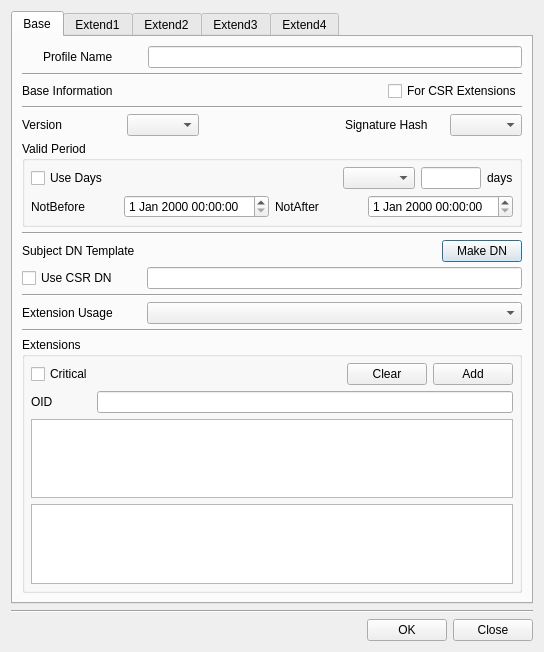
Before: the Qt Designer form CertMan/make_cert_profile_dlg.ui in jykim74/CertMan, drawn with Qt 5.
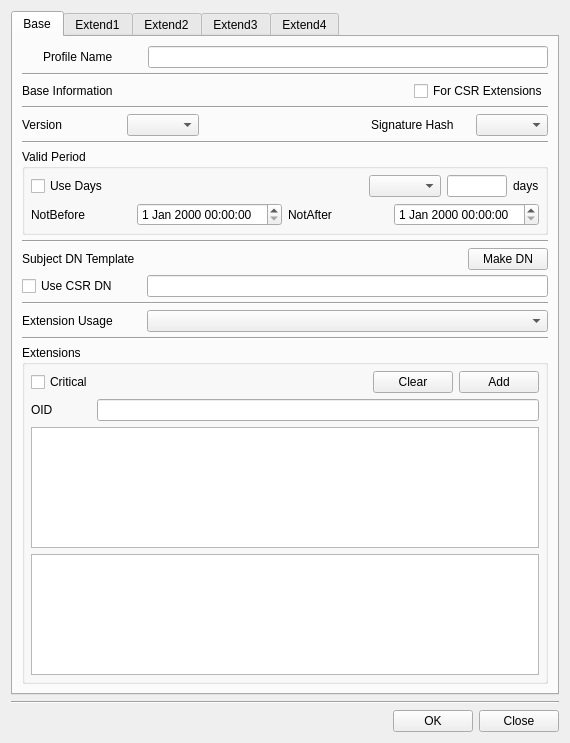
After: the same form once the commit is applied. Icons and pictures are not drawn.

```diff
--- a/CertMan/make_cert_profile_dlg.ui
+++ b/CertMan/make_cert_profile_dlg.ui
@@ -6,8 +6,8 @@
    <rect>
     <x>0</x>
     <y>0</y>
-    <width>542</width>
-    <height>652</height>
+    <width>570</width>
+    <height>743</height>
    </rect>
   </property>
   <property name="windowTitle">
@@ -27,20 +27,265 @@
        <property name="spacing">
         <number>5</number>
        </property>
-       <item row="6" column="0">
-        <widget class="Line" name="line_12">
-         <property name="orientation">
-          <enum>Qt::Horizontal</enum>
-         </property>
-        </widget>
-       </item>
-       <item row="10" column="0">
+       <item row="11" column="0">
         <widget class="Line" name="line_13">
          <property name="orientation">
           <enum>Qt::Horizontal</enum>
          </property>
         </widget>
        </item>
+       <item row="0" column="0">
+        <layout class="QGridLayout" name="gridLayout_6">
+         <item row="0" column="2">
+          <widget class="QLineEdit" name="mNameText"/>
+         </item>
+         <item row="0" column="1">
+          <widget class="QLabel" name="label">
+           <property name="minimumSize">
+            <size>
+             <width>100</width>
+             <height>0</height>
+            </size>
+           </property>
+           <property name="maximumSize">
+            <size>
+             <width>100</width>
+             <height>16777215</height>
+            </size>
+           </property>
+           <property name="text">
+            <string>Profile Name</string>
+           </property>
+          </widget>
+         </item>
+         <item row="0" column="0">
+          <widget class="QPushButton" name="pushButton">
+           <property name="minimumSize">
+            <size>
+             <width>16</width>
+             <height>0</height>
+            </size>
+           </property>
+           <property name="maximumSize">
+            <size>
+             <width>16</width>
+             <height>16777215</height>
+            </size>
+           </property>
+           <property name="text">
+            <string/>
+           </property>
+           <property name="icon">
+            <iconset resource="certman.qrc">
+             <normaloff>:/images/cert_profile.png</normaloff>:/images/cert_profile.png</iconset>
+           </property>
+           <property name="flat">
+            <bool>true</bool>
+           </property>
+          </widget>
+         </item>
+        </layout>
+       </item>
+       <item row="10" column="0">
+        <layout class="QGridLayout" name="gridLayout_11">
+         <property name="topMargin">
+          <number>0</number>
+         </property>
+         <item row="0" column="0">
+          <widget class="QCheckBox" name="mUseCSR_DNCheck">
+           <property name="minimumSize">
+            <size>
+             <width>120</width>
+             <height>0</height>
+            </size>
+           </property>
+           <property name="maximumSize">
+            <size>
+             <width>100</width>
+             <height>16777215</height>
+            </size>
+           </property>
+           <property name="text">
+            <string>Use CSR DN</string>
+           </property>
+          </widget>
+         </item>
+         <item row="0" column="1">
+          <widget class="QLineEdit" name="mSubjectDNText"/>
+         </item>
+        </layout>
+       </item>
+       <item row="14" column="0">
+        <widget class="QGroupBox" name="mExtensionsGroup">
+         <property name="minimumSize">
+          <size>
+           <width>500</width>
+           <height>0</height>
+          </size>
+         </property>
+         <property name="title">
+          <string>Extensions</string>
+         </property>
+         <layout class="QVBoxLayout" name="verticalLayout_6">
+          <property name="spacing">
+           <number>6</number>
+          </property>
+          <property name="leftMargin">
+           <number>6</number>
+          </property>
+          <property name="topMargin">
+           <number>6</number>
+          </property>
+          <property name="rightMargin">
+           <number>6</number>
+          </property>
+          <property name="bottomMargin">
+           <number>6</number>
+          </property>
+          <item>
+           <layout class="QGridLayout" name="gridLayout_30">
+            <item row="0" column="3">
+             <widget class="QPushButton" name="mExtensionsAddBtn">
+              <property name="text">
+               <string>Add</string>
+              </property>
+             </widget>
+            </item>
+            <item row="0" column="2">
+             <widget class="QPushButton" name="mExtensionsClearBtn">
+              <property name="text">
+               <string>Clear</string>
+              </property>
+             </widget>
+            </item>
+            <item row="0" column="0">
+             <widget class="QCheckBox" name="mExtensionsCriticalCheck">
+              <property name="text">
+               <string>Critical</string>
+              </property>
+             </widget>
+            </item>
+            <item row="0" column="1">
+             <spacer name="horizontalSpacer_19">
+              <property name="orientation">
+               <enum>Qt::Horizontal</enum>
+              </property>
+              <property name="sizeHint" stdset="0">
+               <size>
+                <width>40</width>
+                <height>20</height>
+               </size>
+              </property>
+             </spacer>
+            </item>
+           </layout>
+          </item>
+          <item>
+           <layout class="QGridLayout" name="gridLayout_31">
+            <item row="0" column="0">
+             <widget class="QLabel" name="label_34">
+              <property name="minimumSize">
+               <size>
+                <width>60</width>
+                <height>0</height>
+               </size>
+              </property>
+              <property name="maximumSize">
+               <size>
+                <width>16777215</width>
+                <height>16777215</height>
+               </size>
+              </property>
+              <property name="text">
+               <string>OID</string>
+              </property>
+             </widget>
+            </item>
+            <item row="0" column="1">
+             <widget class="QLineEdit" name="mExtensionsOIDText"/>
+            </item>
+           </layout>
+          </item>
+          <item>
+           <widget class="QPlainTextEdit" name="mExtensionsValueText"/>
+          </item>
+          <item>
+           <widget class="QTableWidget" name="mExtensionsTable">
+            <property name="contextMenuPolicy">
+             <enum>Qt::CustomContextMenu</enum>
+            </property>
+            <attribute name="horizontalHeaderHighlightSections">
+             <bool>false</bool>
+            </attribute>
+           </widget>
+          </item>
+         </layout>
+        </widget>
+       </item>
+       <item row="4" column="0">
+        <layout class="QGridLayout" name="gridLayout_7">
+         <property name="topMargin">
+          <number>0</number>
+         </property>
+         <item row="0" column="1">
+          <widget class="QComboBox" name="mVersionCombo"/>
+         </item>
+         <item row="0" column="2">
+          <spacer name="horizontalSpacer">
+           <property name="orientation">
+            <enum>Qt::Horizontal</enum>
+           </property>
+           <property name="sizeHint" stdset="0">
+            <size>
+             <width>40</width>
+             <height>20</height>
+            </size>
+           </property>
+          </spacer>
+         </item>
+         <item row="0" column="3">
+          <widget class="QLabel" name="mHashLabel">
+           <property name="minimumSize">
+            <size>
+             <width>100</width>
+             <height>0</height>
+            </size>
+           </property>
+           <property name="maximumSize">
+            <size>
+             <width>16777215</width>
+             <height>16777215</height>
+            </size>
+           </property>
+           <property name="text">
+            <string>Signature Hash</string>
+           </property>
+          </widget>
+         </item>
+         <item row="0" column="0">
+          <widget class="QLabel" name="mVersionLabel">
+           <property name="minimumSize">
+            <size>
+             <width>100</width>
+             <height>0</height>
+            </size>
+           </property>
+           <property name="maximumSize">
+            <size>
+             <width>100</width>
+             <height>16777215</height>
+            </size>
+           </property>
+           <property name="text">
+            <string>Version</string>
+           </property>
+          </widget>
+         </item>
+         <item row="0" column="4">
+          <widget class="QComboBox" name="mHashCombo"/>
+         </item>
+        </layout>
+       </item>
        <item row="2" column="0">
         <layout class="QGridLayout" name="gridLayout_27">
          <property name="topMargin">
@@ -87,36 +332,21 @@
          </item>
         </layout>
        </item>
-       <item row="9" column="0">
-        <layout class="QGridLayout" name="gridLayout_11">
-         <property name="topMargin">
-          <number>0</number>
+       <item row="13" column="0">
+        <widget class="Line" name="line">
+         <property name="orientation">
+          <enum>Qt::Horizontal</enum>
          </property>
-         <item row="0" column="0">
-          <widget class="QCheckBox" name="mUseCSR_DNCheck">
-           <property name="minimumSize">
-            <size>
-             <width>120</width>
-             <height>0</height>
-            </size>
-           </property>
-           <property name="maximumSize">
-            <size>
-             <width>100</width>
-             <height>16777215</height>
-            </size>
-           </property>
-           <property name="text">
-            <string>Use CSR DN</string>
-           </property>
-          </widget>
-         </item>
-         <item row="0" column="1">
-          <widget class="QLineEdit" name="mSubjectDNText"/>
-         </item>
-        </layout>
+        </widget>
        </item>
-       <item row="5" column="0">
+       <item row="3" column="0">
+        <widget class="Line" name="line_2">
+         <property name="orientation">
+          <enum>Qt::Horizontal</enum>
+         </property>
+        </widget>
+       </item>
+       <item row="6" column="0">
         <widget class="QGroupBox" name="mPeriodGroup">
          <property name="minimumSize">
           <size>
@@ -250,7 +480,14 @@
          </layout>
         </widget>
        </item>
-       <item row="11" column="0">
+       <item row="1" column="0">
+        <widget class="Line" name="line_10">
+         <property name="orientation">
+          <enum>Qt::Horizontal</enum>
+         </property>
+        </widget>
+       </item>
+       <item row="12" column="0">
         <layout class="QGridLayout" name="gridLayout_28">
          <property name="topMargin">
           <number>0</number>
@@ -289,7 +526,7 @@
          </item>
         </layout>
        </item>
-       <item row="7" column="0">
+       <item row="8" column="0">
         <layout class="QGridLayout" name="gridLayout_8">
          <property name="topMargin">
           <number>0</number>
@@ -323,245 +560,15 @@
          </item>
         </layout>
        </item>
-       <item row="13" column="0">
-        <widget class="QGroupBox" name="mExtensionsGroup">
-         <property name="minimumSize">
-          <size>
-           <width>500</width>
-           <height>0</height>
-          </size>
-         </property>
-         <property name="title">
-          <string>Extensions</string>
-         </property>
-         <layout class="QVBoxLayout" name="verticalLayout_6">
-          <property name="spacing">
-           <number>6</number>
-          </property>
-          <property name="leftMargin">
-           <number>6</number>
-          </property>
-          <property name="topMargin">
-           <number>6</number>
-          </property>
-          <property name="rightMargin">
-           <number>6</number>
-          </property>
-          <property name="bottomMargin">
-           <number>6</number>
-          </property>
-          <item>
-           <layout class="QGridLayout" name="gridLayout_30">
-            <item row="0" column="3">
-             <widget class="QPushButton" name="mExtensionsAddBtn">
-              <property name="text">
-               <string>Add</string>
-              </property>
-             </widget>
-            </item>
-            <item row="0" column="2">
-             <widget class="QPushButton" name="mExtensionsClearBtn">
-              <property name="text">
-               <string>Clear</string>
-              </property>
-             </widget>
-            </item>
-            <item row="0" column="0">
-             <widget class="QCheckBox" name="mExtensionsCriticalCheck">
-              <property name="text">
-               <string>Critical</string>
-              </property>
-             </widget>
-            </item>
-            <item row="0" column="1">
-             <spacer name="horizontalSpacer_19">
-              <property name="orientation">
-               <enum>Qt::Horizontal</enum>
-              </property>
-              <property name="sizeHint" stdset="0">
-               <size>
-                <width>40</width>
-                <height>20</height>
-               </size>
-              </property>
-             </spacer>
-            </item>
-           </layout>
-          </item>
-          <item>
-           <layout class="QGridLayout" name="gridLayout_31">
-            <item row="0" column="0">
-             <widget class="QLabel" name="label_34">
-              <property name="minimumSize">
-               <size>
-                <width>60</width>
-                <height>0</height>
-               </size>
-              </property>
-              <property name="maximumSize">
-               <size>
-                <width>16777215</width>
-                <height>16777215</height>
-               </size>
-              </property>
-              <property name="text">
-               <string>OID</string>
-              </property>
-             </widget>
-            </item>
-            <item row="0" column="1">
-             <widget class="QLineEdit" name="mExtensionsOIDText"/>
-            </item>
-           </layout>
-          </item>
-          <item>
-           <widget class="QPlainTextEdit" name="mExtensionsValueText"/>
-          </item>
-          <item>
-           <widget class="QTableWidget" name="mExtensionsTable">
-            <property name="contextMenuPolicy">
-             <enum>Qt::CustomContextMenu</enum>
-            </property>
-            <attribute name="horizontalHeaderHighlightSections">
-             <bool>false</bool>
-            </attribute>
-           </widget>
-          </item>
-         </layout>
-        </widget>
-       </item>
-       <item row="1" column="0">
-        <widget class="Line" name="line_10">
+       <item row="7" column="0">
+        <widget class="Line" name="line_12">
          <property name="orientation">
           <enum>Qt::Horizontal</enum>
          </property>
         </widget>
        </item>
-       <item row="4" column="0">
-        <layout class="QGridLayout" name="gridLayout_7">
-         <property name="topMargin">
-          <number>0</number>
-         </property>
-         <item row="0" column="1">
-          <widget class="QComboBox" name="mVersionCombo"/>
-         </item>
-         <item row="0" column="2">
-          <spacer name="horizontalSpacer">
-           <property name="orientation">
-            <enum>Qt::Horizontal</enum>
-           </property>
-           <property name="sizeHint" stdset="0">
-            <size>
-             <width>40</width>
-             <height>20</height>
-            </size>
-           </property>
-          </spacer>
-         </item>
-         <item row="0" column="0">
-          <widget class="QLabel" name="mVersionLabel">
-           <property name="minimumSize">
-            <size>
-             <width>100</width>
-             <height>0</height>
-            </size>
-           </property>
-           <property name="maximumSize">
-            <size>
-             <width>100</width>
-             <height>16777215</height>
-            </size>
-           </property>
-           <property name="text">
-            <string>Version</string>
-           </property>
-          </widget>
-         </item>
-         <item row="0" column="3">
-          <widget class="QLabel" name="mHashLabel">
-           <property name="minimumSize">
-            <size>
-             <width>100</width>
-             <height>0</height>
-            </size>
-           </property>
-           <property name="maximumSize">
-            <size>
-             <width>16777215</width>
-             <height>16777215</height>
-            </size>
-           </property>
-           <property name="text">
-            <string>Signature Hash</string>
-           </property>
-          </widget>
-         </item>
-         <item row="0" column="4">
-          <widget class="QComboBox" name="mHashCombo"/>
-         </item>
-        </layout>
-       </item>
-       <item row="12" column="0">
-        <widget class="Line" name="line">
-         <property name="orientation">
-          <enum>Qt::Horizontal</enum>
-         </property>
-        </widget>
-       </item>
-       <item row="0" column="0">
-        <layout class="QGridLayout" name="gridLayout_6">
-         <item row="0" column="2">
-          <widget class="QLineEdit" name="mNameText"/>
-         </item>
-         <item row="0" column="1">
-          <widget class="QLabel" name="label">
-           <property name="minimumSize">
-            <size>
-             <width>100</width>
-             <height>0</height>
-            </size>
-           </property>
-           <property name="maximumSize">
-            <size>
-             <width>100</width>
-             <height>16777215</height>
-            </size>
-           </property>
-           <property name="text">
-            <string>Profile Name</string>
-           </property>
-          </widget>
-         </item>
-         <item row="0" column="0">
-          <widget class="QPushButton" name="pushButton">
-           <property name="minimumSize">
-            <size>
-             <width>16</width>
-             <height>0</height>
-            </size>
-           </property>
-           <property name="maximumSize">
-            <size>
-             <width>16</width>
-             <height>16777215</height>
-            </size>
-           </property>
-           <property name="text">
-            <string/>
-           </property>
-           <property name="icon">
-            <iconset resource="certman.qrc">
-             <normaloff>:/images/cert_profile.png</normaloff>:/images/cert_profile.png</iconset>
-           </property>
-           <property name="flat">
-            <bool>true</bool>
-           </property>
-          </widget>
-         </item>
-        </layout>
-       </item>
-       <item row="3" column="0">
-        <widget class="Line" name="line_2">
+       <item row="5" column="0">
+        <widget class="Line" name="line_16">
          <property name="orientation">
           <enum>Qt::Horizontal</enum>
          </property>
```
